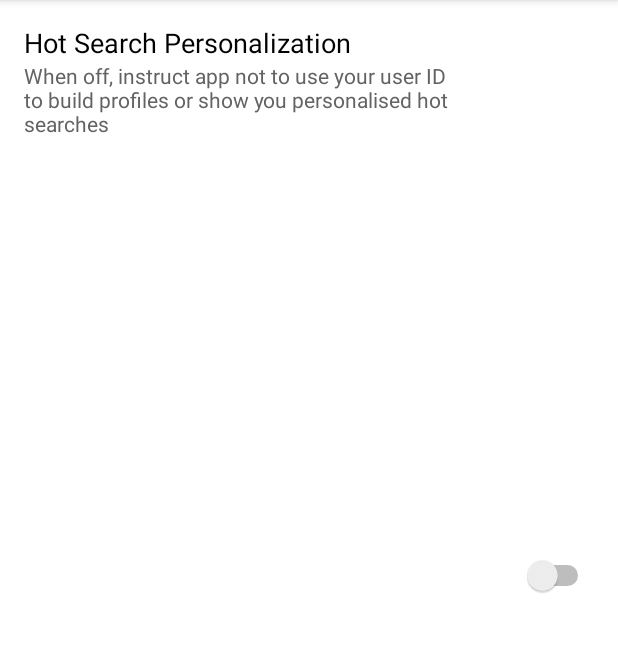
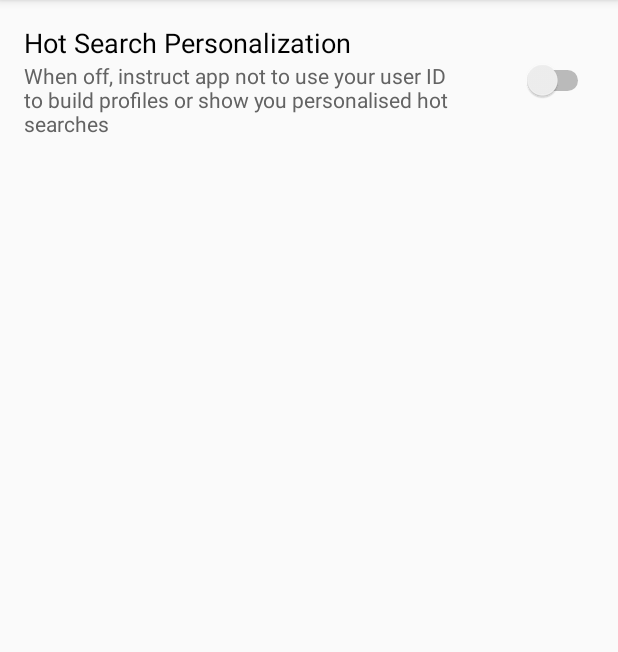
Before and after one commit to Ray33/trends_demo, an Android app: the screen it shows after launch (MainActivity), in the options menu, after a tap on "Settings", on a phone screen of 412 x 824 dp, the part 84-736 px from its top. Run offline under Robolectric (Android 15) with nearby library versions, the phone set to English and light mode, and no system bars; network calls fail; 1 statement that could not run was skipped.

Commit message:
re #1637 - fixed bugs

```diff
--- a/app/src/main/java/io/mobitech/trends/demo/ui/activity/MainActivity.java
+++ b/app/src/main/java/io/mobitech/trends/demo/ui/activity/MainActivity.java
@@ -30,10 +30,10 @@ public class MainActivity extends AppCompatActivity implements OnChangeFragmentL
     public void onFragmentChange(String fragmentTag, Object[] data) {
         FragmentTransaction ft = getSupportFragmentManager().beginTransaction();
         if (fragmentTag.equals(HtmlKeywordsFragment.TAG)) {
-            ft.add(R.id.activity_main, HtmlKeywordsFragment.newInstance((String) data[0]), HtmlKeywordsFragment.TAG);
+            ft.replace(R.id.activity_main, HtmlKeywordsFragment.newInstance((String) data[0]), HtmlKeywordsFragment.TAG);
             ft.addToBackStack(HtmlKeywordsFragment.TAG);
         } else if (fragmentTag.equals(SettingsFragment.TAG)) {
-            ft.add(R.id.activity_main, SettingsFragment.newInstance(), SettingsFragment.TAG);
+            ft.replace(R.id.activity_main, SettingsFragment.newInstance(), SettingsFragment.TAG);
             ft.addToBackStack(SettingsFragment.TAG);
         }
         ft.commit();
--- a/app/src/main/res/layout/fragment_settings.xml
+++ b/app/src/main/res/layout/fragment_settings.xml
@@ -1,10 +1,13 @@
 <?xml version="1.0" encoding="utf-8"?>
-<LinearLayout xmlns:android="http://schemas.android.com/apk/res/android"
+<RelativeLayout xmlns:android="http://schemas.android.com/apk/res/android"
     android:layout_width="match_parent"
     android:layout_height="wrap_content"
-    android:orientation="horizontal"
-    android:background="@android:color/white"
     android:padding="16dp">
+
+    <LinearLayout
+        android:layout_width="match_parent"
+        android:layout_height="wrap_content"
+        android:orientation="horizontal">
 
         <LinearLayout
             android:layout_width="0dp"
@@ -37,3 +40,4 @@
             android:textSize="14sp"
             android:thumbTextPadding="10dp" />
     </LinearLayout>
+</RelativeLayout>
```
Lines whose indentation alone changed are shown as unchanged.
